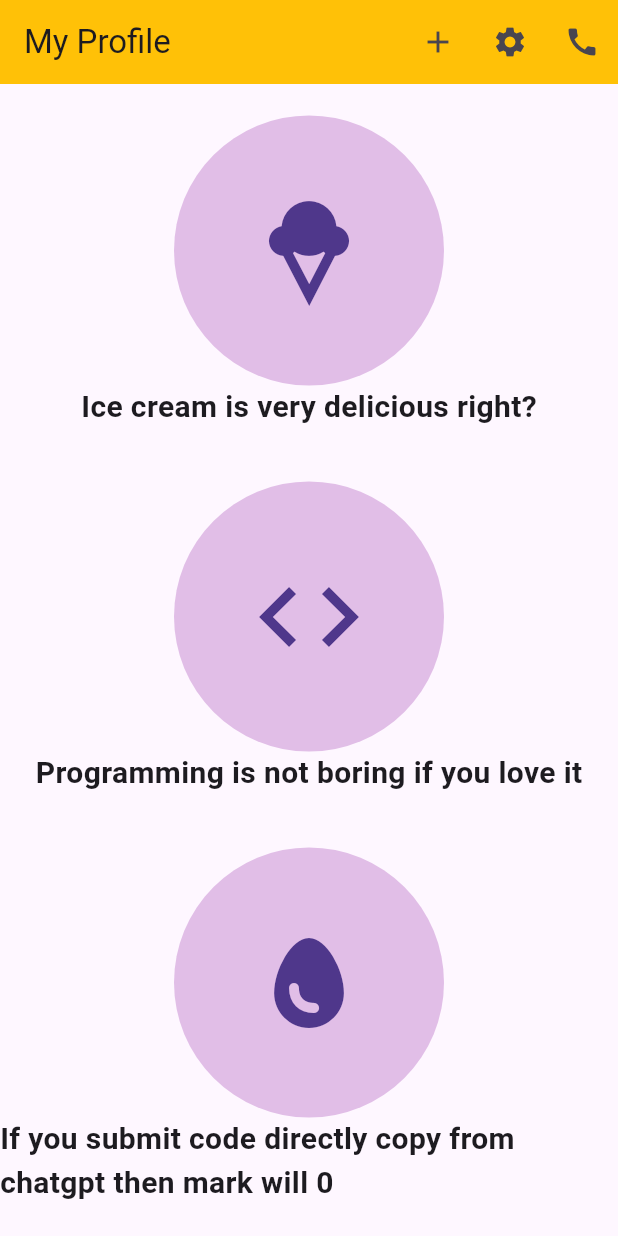
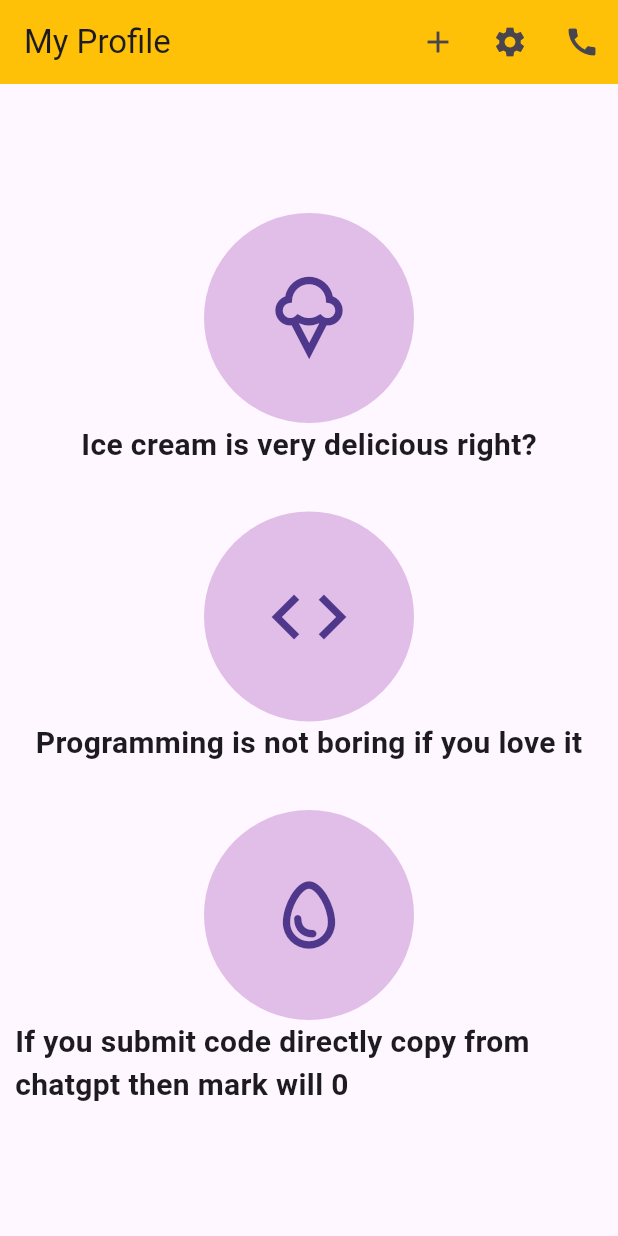
Before and after one commit to SAKIB0004/ostad_assaignment, a Flutter app: the screen it shows after launch, on a phone screen of 412 x 824 dp. Run offline on Flutter 3.47's test engine with Material 3 defaults, Android fonts, the phone set to English and light mode, and no system bars.

Commit message:
Assignment 2 Complete

```diff
--- a/lib/main.dart
+++ b/lib/main.dart
@@ -33,16 +33,18 @@ class myProfile extends StatelessWidget {
           //SizedBox(width: 10,),
         ],
       ),
-      body: Column(
+      body: Padding(
+        padding: EdgeInsets.all(10.0),
+        child: Column(
           mainAxisAlignment: MainAxisAlignment.center,
           crossAxisAlignment: CrossAxisAlignment.center,
           children: [
             CircleAvatar(
-            radius: 90,
+              radius: 70,
               backgroundColor: Colors.purple.shade100,
               child: Icon(
-              Icons.icecream,
-              size: 80,
+                Icons.icecream_outlined,
+                size: 60,
               ),
             ),
             Text(
@@ -50,14 +52,14 @@ class myProfile extends StatelessWidget {
               style: TextStyle(fontWeight: FontWeight.bold, fontSize: 20),
             ),
             SizedBox(
-            height: 35,
+              height: 30,
             ),
             CircleAvatar(
-            radius: 90,
+              radius: 70,
               backgroundColor: Colors.purple.shade100,
               child: Icon(
                 Icons.code,
-              size: 80,
+                size: 60,
               ),
             ),
             Text(
@@ -65,14 +67,14 @@ class myProfile extends StatelessWidget {
               style: TextStyle(fontWeight: FontWeight.bold, fontSize: 20),
             ),
             SizedBox(
-            height: 35,
+              height: 30,
             ),
             CircleAvatar(
-            radius: 90,
+              radius: 70,
               backgroundColor: Colors.purple.shade100,
               child: Icon(
-              Icons.egg,
-              size: 80,
+                Icons.egg_outlined,
+                size: 60,
               ),
             ),
             Text(
@@ -81,6 +83,7 @@ class myProfile extends StatelessWidget {
             )
           ],
         ),
+      ),
     );
   }
 }
```
Lines whose indentation alone changed are shown as unchanged.
